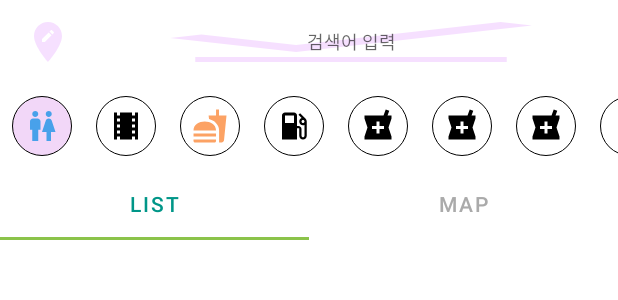
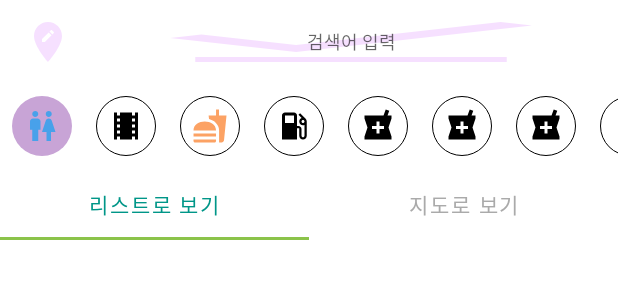
Before and after one commit to kof99athena/BeautyStreet, an Android app: the layout activity_main.xml on its own in the app's theme, with its tools: preview values and no code run, on a phone screen of 412 x 824 dp. Shown: the top 300 px of the screen. Run offline under Robolectric (Android 15) with nearby library versions, the light colour scheme and no system bars.

Commit message:
update 9 : 아이콘 수정

```diff
--- a/app/src/main/res/drawable/bg_choice_select.xml
+++ b/app/src/main/res/drawable/bg_choice_select.xml
@@ -2,8 +2,7 @@
 <shape xmlns:android="http://schemas.android.com/apk/res/android"
     android:shape="oval">
 
-    <stroke android:width="0.5dp" android:color="@color/black"/>
-    <solid android:color="#F2D7F8"/>
+    <solid android:color="#C8A4D6"/>
     <size android:width="40dp" android:height="40dp"/>
 
 </shape>
--- a/app/src/main/res/layout/activity_main.xml
+++ b/app/src/main/res/layout/activity_main.xml
@@ -37,7 +37,8 @@
     <HorizontalScrollView
         android:id="@+id/scrollView"
         android:layout_below="@id/toolbar"
-        android:layout_width="match_parent"
+        android:layout_centerHorizontal="true"
+        android:layout_width="wrap_content"
         android:layout_height="wrap_content"
         android:scrollbars="none">
 
@@ -56,12 +57,12 @@
 <!--        메인아서는 카멜로 바뀐다. -->
 
         <com.google.android.material.tabs.TabItem
-            android:text="LIST"
+            android:text="리스트로 보기"
             android:layout_width="wrap_content"
             android:layout_height="wrap_content"/>
 
         <com.google.android.material.tabs.TabItem
-            android:text="MAP"
+            android:text="지도로 보기"
             android:layout_width="wrap_content"
             android:layout_height="wrap_content"/>
 
```
Also changed, not shown: app/src/main/java/com/nha2023/tpeverysearch/activities/MainActivity.kt (+13 -13 lines), app/src/main/res/layout/choice_list.xml (+5 -4 lines).
